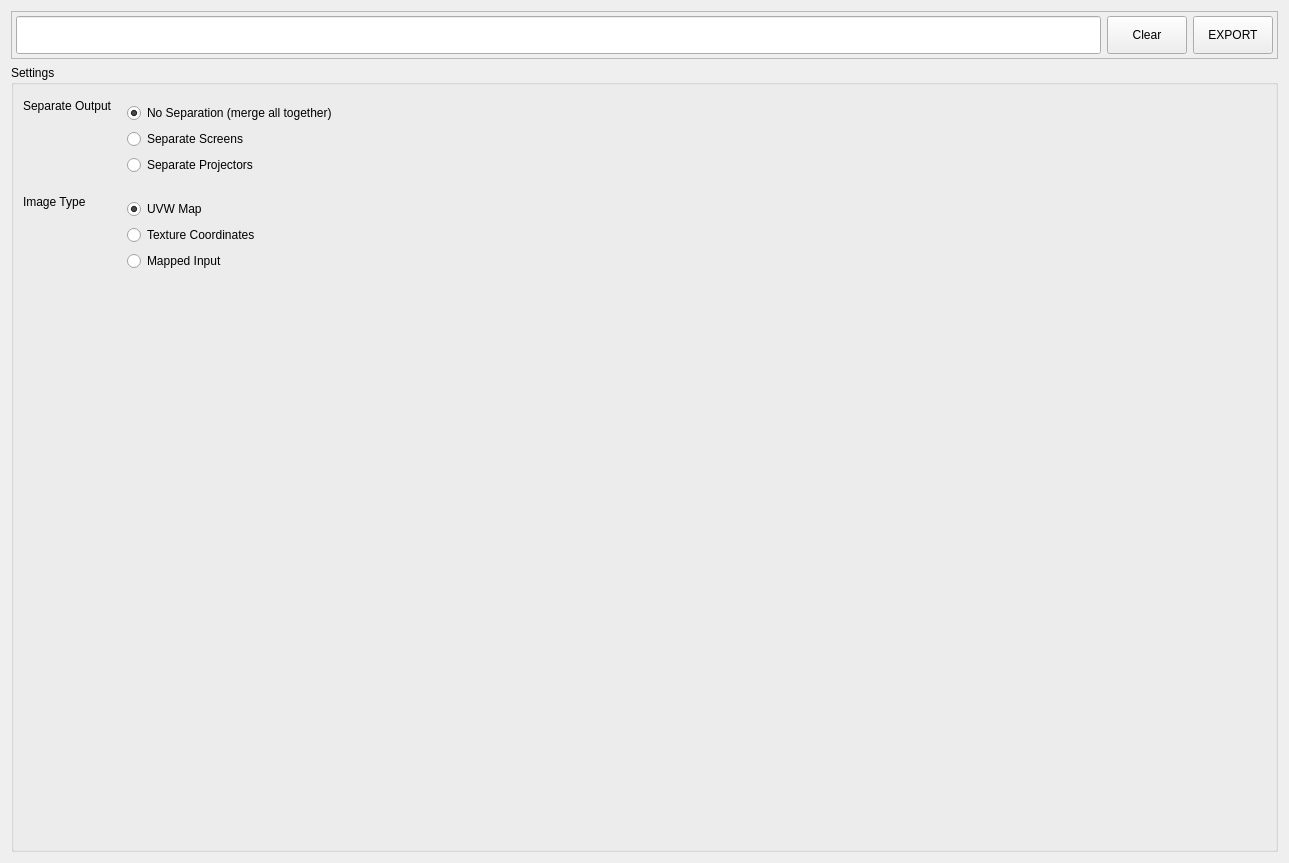
The window that src/app/ui/omni_ui_Export.ui (WilstonOreo/omnidome) describes before a commit, drawn with Qt 5.
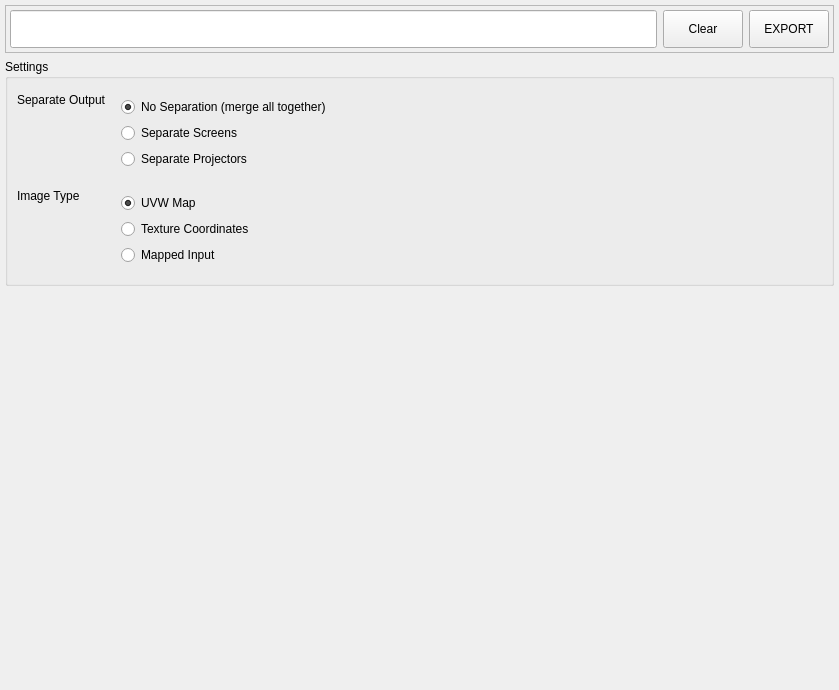
The same window after the commit. Custom widgets are drawn as their Qt base class.

Diff of the .ui file:
```diff
--- a/src/app/ui/omni_ui_Export.ui
+++ b/src/app/ui/omni_ui_Export.ui
@@ -6,14 +6,26 @@
    <rect>
     <x>0</x>
     <y>0</y>
-    <width>1289</width>
-    <height>863</height>
+    <width>839</width>
+    <height>690</height>
    </rect>
   </property>
   <property name="windowTitle">
    <string>Form</string>
   </property>
   <layout class="QVBoxLayout" name="verticalLayout">
+   <property name="leftMargin">
+    <number>5</number>
+   </property>
+   <property name="topMargin">
+    <number>5</number>
+   </property>
+   <property name="rightMargin">
+    <number>5</number>
+   </property>
+   <property name="bottomMargin">
+    <number>5</number>
+   </property>
    <item>
     <widget class="QFrame" name="settingsFrame_2">
      <property name="sizePolicy">
@@ -94,6 +106,12 @@
    </item>
    <item>
     <widget class="QGroupBox" name="grpSettings">
+     <property name="sizePolicy">
+      <sizepolicy hsizetype="Preferred" vsizetype="Maximum">
+       <horstretch>0</horstretch>
+       <verstretch>0</verstretch>
+      </sizepolicy>
+     </property>
      <property name="title">
       <string>Settings</string>
      </property>
@@ -181,8 +199,19 @@
      </layout>
     </widget>
    </item>
+   <item>
+    <widget class="omni::ui::OutputPreview" name="outputPreview" native="true"/>
+   </item>
   </layout>
  </widget>
+ <customwidgets>
+  <customwidget>
+   <class>omni::ui::OutputPreview</class>
+   <extends>QWidget</extends>
+   <header>OutputPreview.h</header>
+   <container>1</container>
+  </customwidget>
+ </customwidgets>
  <resources/>
  <connections/>
 </ui>
```
Left out of the diff: 6 changed lines with no effect on the pictures.
